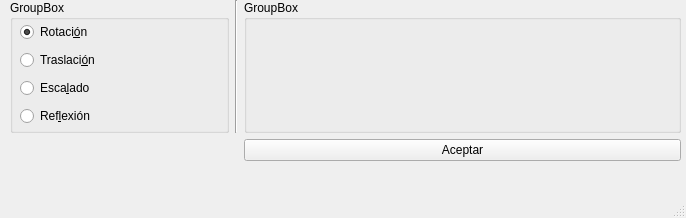
Qt form core/t1.ui (dfuribez/vision-por-computador-2017-2) before a commit.
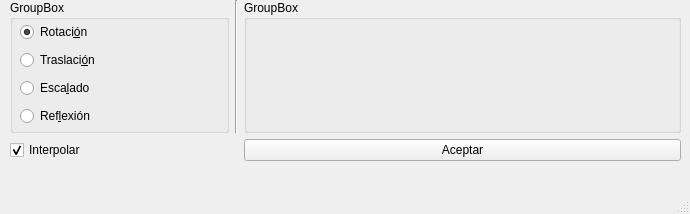
The same form after that commit.

```diff
--- a/core/t1.ui
+++ b/core/t1.ui
@@ -6,8 +6,8 @@
    <rect>
     <x>0</x>
     <y>0</y>
-    <width>686</width>
-    <height>218</height>
+    <width>690</width>
+    <height>214</height>
    </rect>
   </property>
   <property name="windowTitle">
@@ -113,6 +113,16 @@
        </widget>
       </widget>
      </item>
+     <item row="1" column="0">
+      <widget class="QCheckBox" name="chkInter">
+       <property name="text">
+        <string>Interpolar</string>
+       </property>
+       <property name="checked">
+        <bool>true</bool>
+       </property>
+      </widget>
+     </item>
     </layout>
    </widget>
    <widget class="QFrame" name="frmEscalado">
```
Left out of the diff: 54 changed lines with no effect on the pictures.
